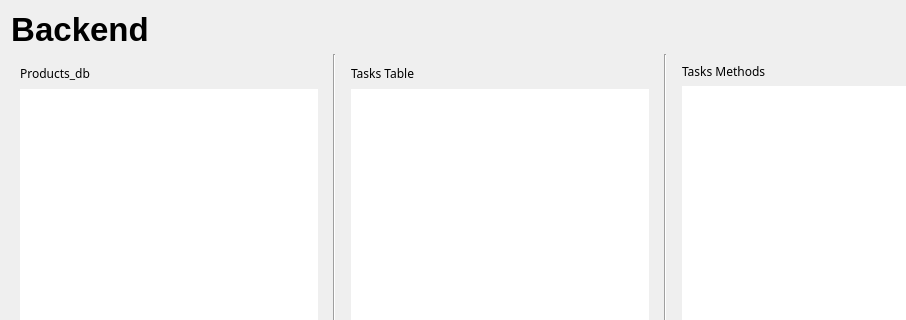
Qt form src/components/backend-dashboard/backenddashboard.ui (RapidWebForge/RapidWebForgeApp) before a commit; both pictures show x 0 to 906 and y 0 to 320 of the 1000 by 600 pixel window.
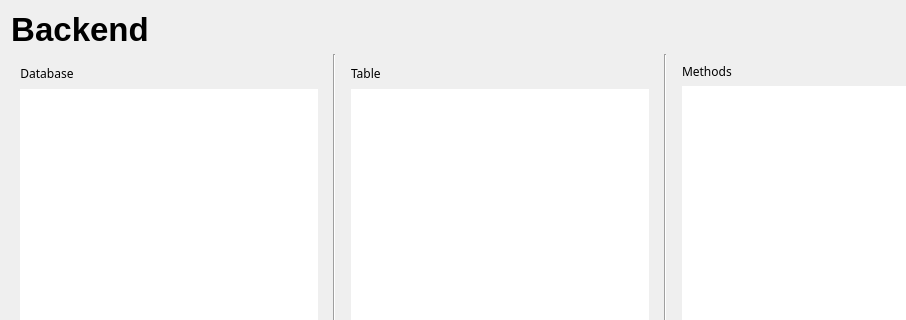
The same form after that commit. Icons and pictures are not drawn.

Commit message:
feat(ui): dynamic updates for table label and table resizing improvements
- Updated table label to display the selected table name dynamically followed by " Table".
- Added a minimum width for QTableWidget fields to prevent content truncation.
- Ensured StepperDashboard window opens maximized by default.

What changed in the file:
```diff
--- a/src/components/backend-dashboard/backenddashboard.ui
+++ b/src/components/backend-dashboard/backenddashboard.ui
@@ -70,7 +70,7 @@
              </font>
             </property>
             <property name="text">
-             <string>Products_db</string>
+             <string>Database</string>
             </property>
             <property name="alignment">
              <set>Qt::AlignmentFlag::AlignCenter</set>
@@ -161,7 +161,7 @@
              </font>
             </property>
             <property name="text">
-             <string>Tasks Table</string>
+             <string>Table</string>
             </property>
            </widget>
           </item>
@@ -250,7 +250,7 @@
            </font>
           </property>
           <property name="text">
-           <string>Tasks Methods</string>
+           <string>Methods</string>
           </property>
          </widget>
         </item>
```
The commit also changes 4 other files.
